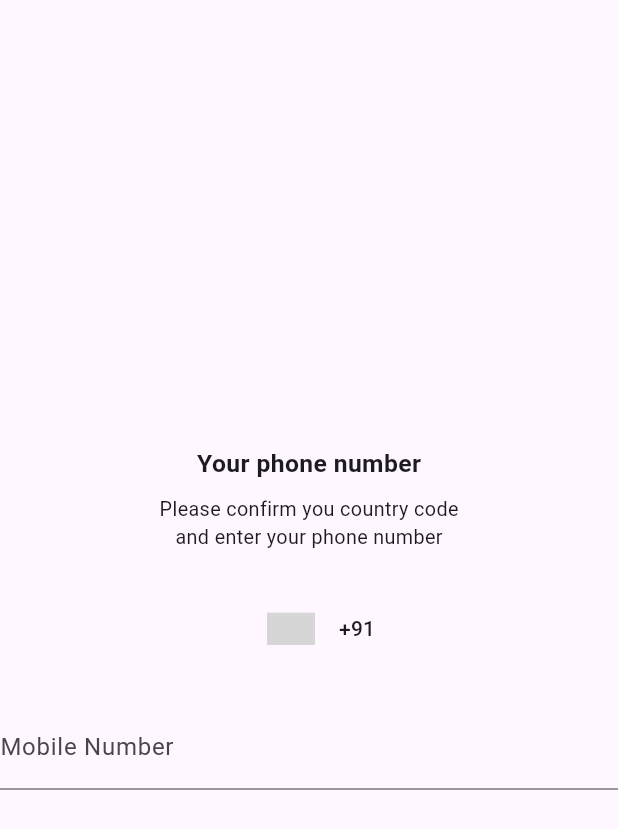
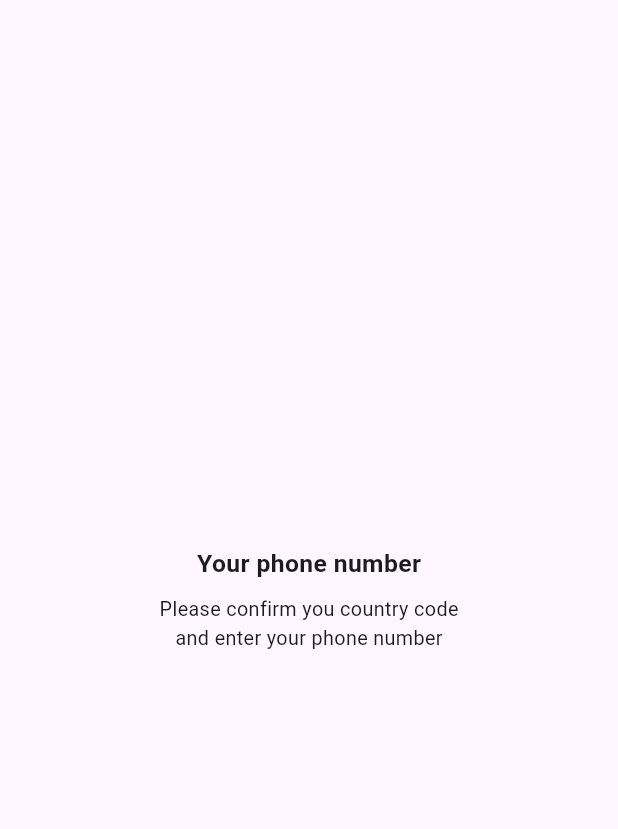
Before and after one commit to hetmangukiya2207/ChatterBoxApp, a Flutter app: the LoginPage screen opened by its route, on a phone screen of 412 x 824 dp. Shown: the top 829 px of the screen. Run offline on Flutter 3.47's test engine with Material 2 defaults, Android fonts, the phone set to English and light mode, and no system bars; drawn by our look-alikes of country_code_picker; our stand-ins replace connectivity_plus, firebase_core, shared_preferences; missing offline and left inert: intro_screen_onboarding_flutter; accounts and stored records are empty; grey boxes are pictures that could not be loaded.

Commit message:
14/09/2023

```diff
--- a/lib/views/screens/LoginPage.dart
+++ b/lib/views/screens/LoginPage.dart
@@ -24,8 +24,6 @@ class _LoginPageState extends State<LoginPage> {
 
   @override
   Widget build(BuildContext context) {
-    final LoginPageKey = GlobalKey<FormState>();
-    TextEditingController MobileNumberController = TextEditingController();
     Size s = MediaQuery.of(context).size;
     double h = s.height;
     double w = s.width;
@@ -65,38 +63,6 @@ class _LoginPageState extends State<LoginPage> {
                       SizedBox(
                         height: h * 0.03,
                       ),
-                      CountryCodePicker(
-                        onChanged: print,
-                        initialSelection: 'IN',
-                        favorite: ['+91', 'IN'],
-                        showCountryOnly: false,
-                        showOnlyCountryWhenClosed: false,
-                        alignLeft: false,
-                      ),
-                      SizedBox(
-                        height: h * 0.03,
-                      ),
-                      Form(
-                        key: LoginPageKey,
-                        child: Column(
-                          children: <Widget>[
-                            TextFormField(
-                              controller: MobileNumberController,
-                              keyboardType: TextInputType.phone,
-                              decoration: const InputDecoration(
-                                labelText: 'Mobile Number',
-                                hintText: 'Enter your mobile number',
-                              ),
-                              validator: (value) {
-                                if (value!.isEmpty) {
-                                  return 'Please enter your mobile number';
-                                }
-                                return null;
-                              },
-                            ),
-                          ],
-                        ),
-                      ),
                     ],
                   ),
                 ),
@@ -117,18 +83,11 @@ class _LoginPageState extends State<LoginPage> {
                           .changeTheme();
                     },
                   ),
-                  middle: Text(
-                    "LoginPage",
-                    style: TextStyle(
-                      fontWeight: FontWeight.bold,
-                    ),
-                  ),
                 ),
-                child: Text(
-                  "Disconnected",
-                  style: TextStyle(
-                    fontSize: h * 0.03,
-                    fontWeight: FontWeight.bold,
+                child: const Center(
+                  child: Column(
+                    mainAxisAlignment: MainAxisAlignment.center,
+                    children: [],
                   ),
                 ),
               );
```
